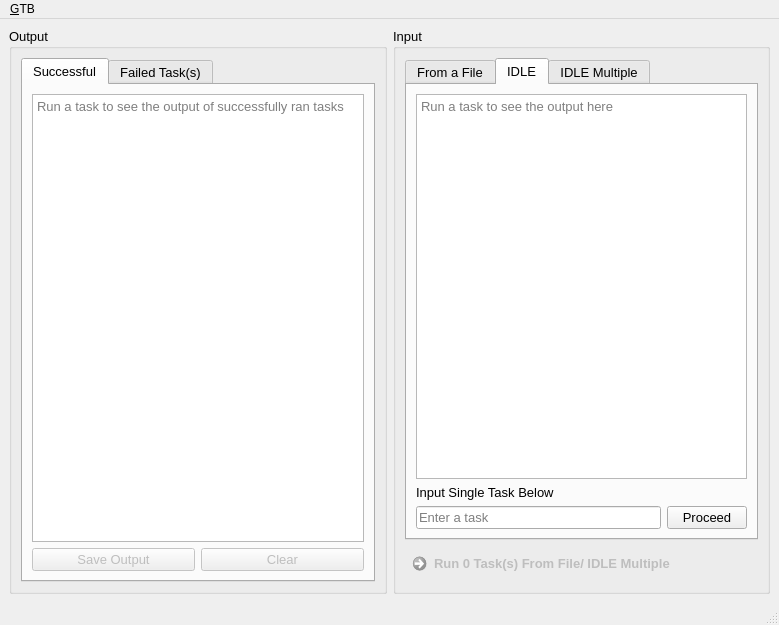
Old version of the form Resourses/GTBWindow.ui in the repository etoGrassie/GTB3.
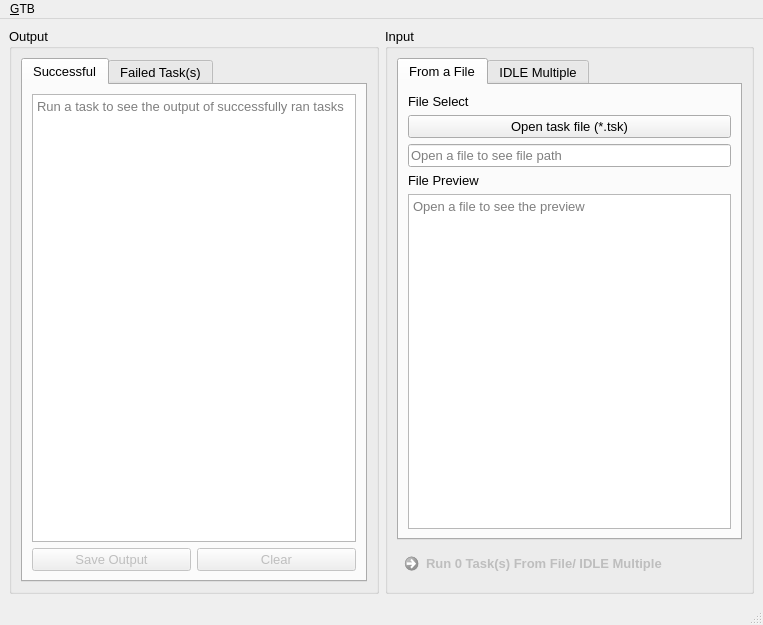
New version of the form. The open tabs and pages were chosen to show the change. Icons and pictures are not drawn.

What changed in the file:
```diff
--- a/Resourses/GTBWindow.ui
+++ b/Resourses/GTBWindow.ui
@@ -6,7 +6,7 @@
    <rect>
     <x>0</x>
     <y>0</y>
-    <width>779</width>
+    <width>763</width>
     <height>625</height>
    </rect>
   </property>
@@ -245,51 +245,6 @@
            </item>
           </layout>
          </widget>
-         <widget class="QWidget" name="tab_input_IDLE">
-          <attribute name="title">
-           <string>IDLE</string>
-          </attribute>
-          <layout class="QVBoxLayout" name="verticalLayout">
-           <item>
-            <widget class="QTextBrowser" name="textBrowser_IDLE">
-             <property name="focusPolicy">
-              <enum>Qt::NoFocus</enum>
-             </property>
-             <property name="placeholderText">
-              <string>Run a task to see the output here</string>
-             </property>
-            </widget>
-           </item>
-           <item>
-            <widget class="QLabel" name="label_single_task">
-             <property name="text">
-              <string>Input Single Task Below</string>
-             </property>
-            </widget>
-           </item>
-           <item>
-            <layout class="QHBoxLayout" name="horizontalLayout_2">
-             <item>
-              <widget class="QLineEdit" name="lineEdit_IDLE_single_task">
-               <property name="placeholderText">
-                <string>Enter a task</string>
-               </property>
-              </widget>
-             </item>
-             <item>
-              <widget class="QPushButton" name="pushButton_IDLE_proceed">
-               <property name="enabled">
-                <bool>true</bool>
-               </property>
-               <property name="text">
-                <string>Proceed</string>
-               </property>
-              </widget>
-             </item>
-            </layout>
-           </item>
-          </layout>
-         </widget>
          <widget class="QWidget" name="tab_input_IDLE_multiple">
           <attribute name="title">
            <string>IDLE Multiple</string>
@@ -364,7 +319,7 @@
     <rect>
      <x>0</x>
      <y>0</y>
-     <width>779</width>
+     <width>763</width>
      <height>23</height>
     </rect>
    </property>
```
Left out of the diff: 148 changed lines with no effect on the pictures.
